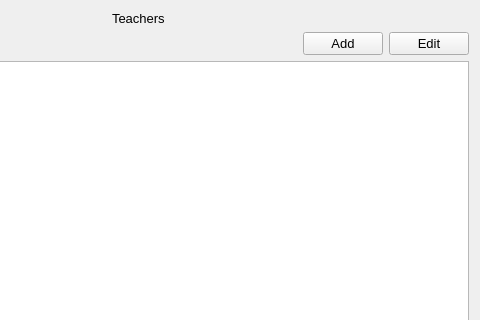
Qt form pageteachersform.ui (thenewcoder/school-administration-system) before a commit; both pictures show x 203 to 683 and y 0 to 320 of the 683 by 758 pixel window.
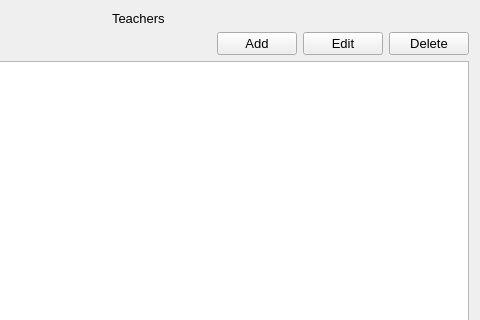
The same form after that commit.

Commit message: Added a button to delete a teacher or student. Set up the signals and slots to notify the home tab.

The edit to the form file:
```diff
--- a/pageteachersform.ui
+++ b/pageteachersform.ui
@@ -60,6 +60,13 @@
        </property>
       </widget>
      </item>
+     <item>
+      <widget class="QPushButton" name="btnDelete">
+       <property name="text">
+        <string>Delete</string>
+       </property>
+      </widget>
+     </item>
     </layout>
    </item>
    <item>
```
The commit also changes 11 other files.
